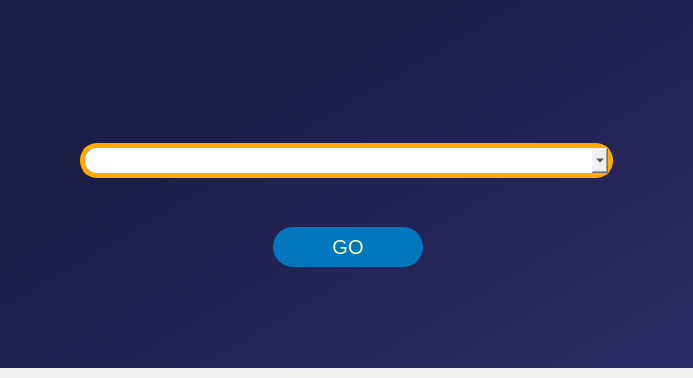
Before: the Qt Designer form UI_Functions/Home_Page.ui in Mechanics-of-Orbit/MOPy, drawn with Qt 5; both pictures show x 208 to 901 and y 285 to 663 of the 1110 by 663 pixel window.
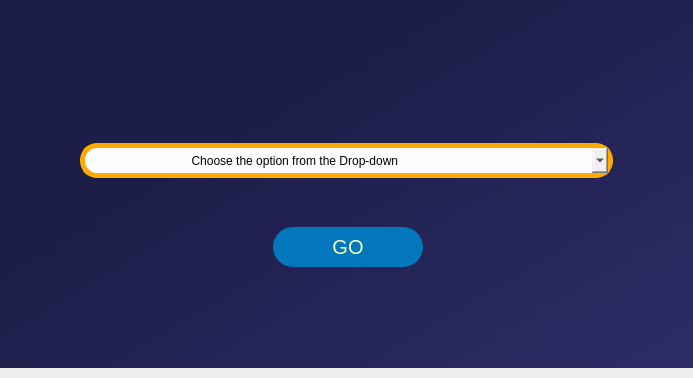
After: the same form once the commit is applied. Icons and pictures are not drawn.

```diff
--- a/UI_Functions/Home_Page.ui
+++ b/UI_Functions/Home_Page.ui
@@ -647,7 +647,7 @@
                          </property>
                          <item>
                           <property name="text">
-                           <string/>
+                           <string>                                Choose the option from the Drop-down </string>
                           </property>
                          </item>
                          <item>
```
Left out of the diff: 60 changed lines with no effect on the pictures.
